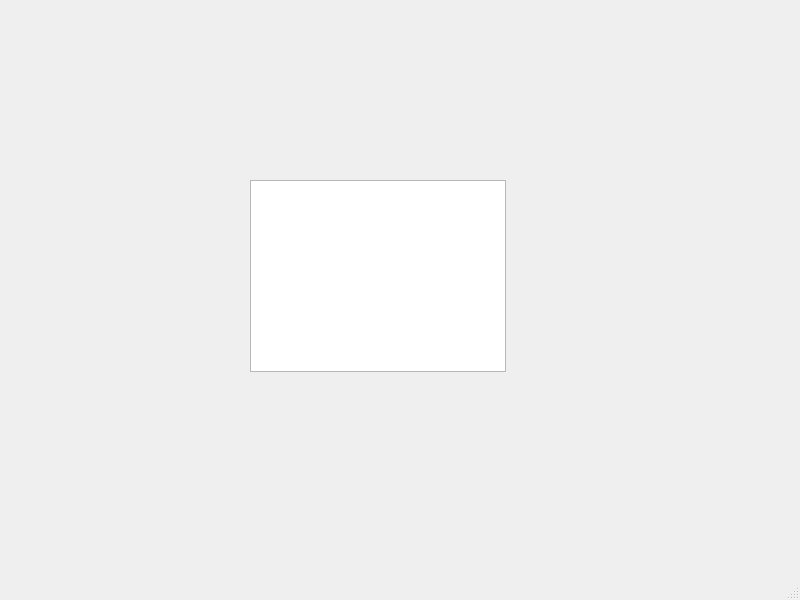
The window that pcwindow.ui (voidranjer/comp3004-final) describes before a commit, drawn with Qt 5.
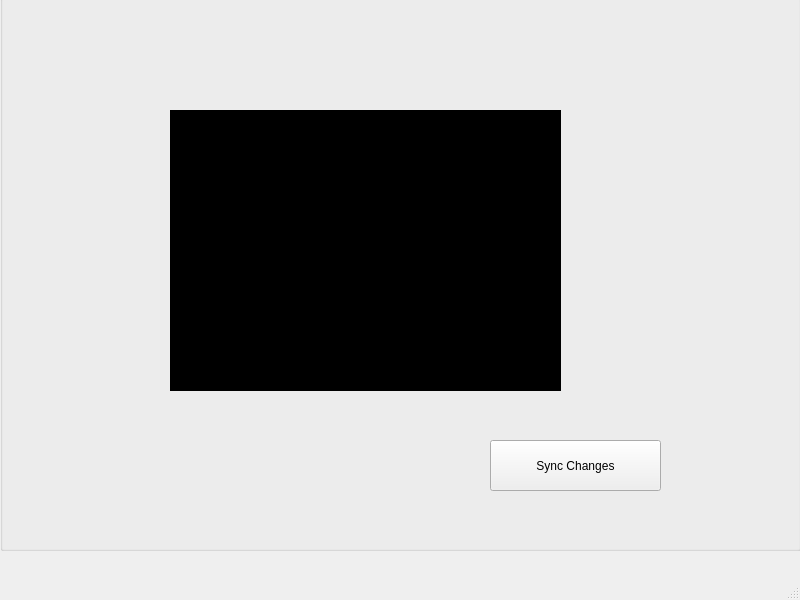
The same window after the commit. Icons and pictures are not drawn.

```diff
--- a/pcwindow.ui
+++ b/pcwindow.ui
@@ -13,16 +13,60 @@
   <property name="windowTitle">
    <string>Connected PC</string>
   </property>
+  <property name="styleSheet">
+   <string notr="true"/>
+  </property>
   <widget class="QWidget" name="centralwidget">
-   <widget class="QListView" name="listView">
+   <widget class="QGroupBox" name="groupBox">
     <property name="geometry">
      <rect>
-      <x>250</x>
-      <y>180</y>
-      <width>256</width>
-      <height>192</height>
+      <x>0</x>
+      <y>-20</y>
+      <width>801</width>
+      <height>571</height>
      </rect>
     </property>
+    <property name="styleSheet">
+     <string notr="true">background-image: url(:/bg/retro.jpg);
+background-repeat: no-repeat;
+background-position: center;
+background-attachment: fixed;
+background-size: contain;</string>
+    </property>
+    <property name="title">
+     <string>PC View</string>
+    </property>
+    <widget class="QListWidget" name="listWidget">
+     <property name="geometry">
+      <rect>
+       <x>170</x>
+       <y>130</y>
+       <width>391</width>
+       <height>281</height>
+      </rect>
+     </property>
+     <property name="font">
+      <font>
+       <pointsize>16</pointsize>
+      </font>
+     </property>
+     <property name="styleSheet">
+      <string notr="true">background-color: rgb(0, 0, 0);</string>
+     </property>
+    </widget>
+    <widget class="QPushButton" name="pushButton">
+     <property name="geometry">
+      <rect>
+       <x>490</x>
+       <y>460</y>
+       <width>171</width>
+       <height>51</height>
+      </rect>
+     </property>
+     <property name="text">
+      <string>Sync Changes</string>
+     </property>
+    </widget>
    </widget>
   </widget>
   <widget class="QMenuBar" name="menubar">
```
